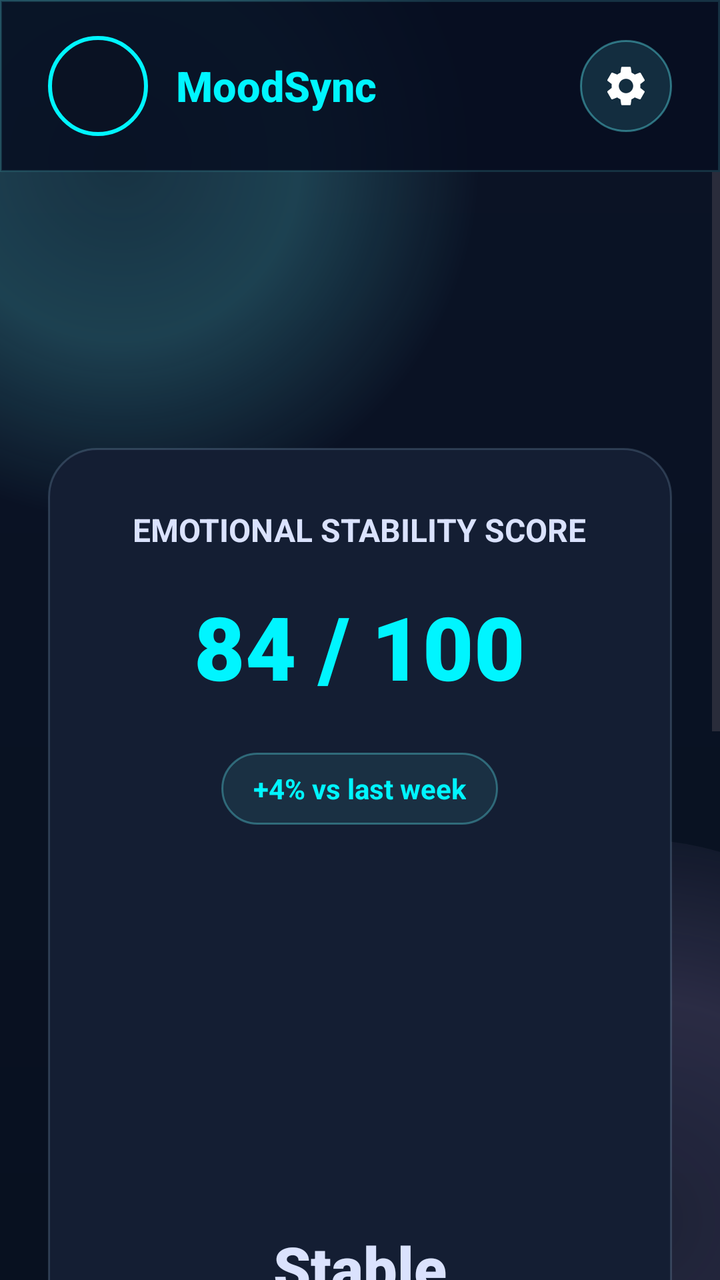
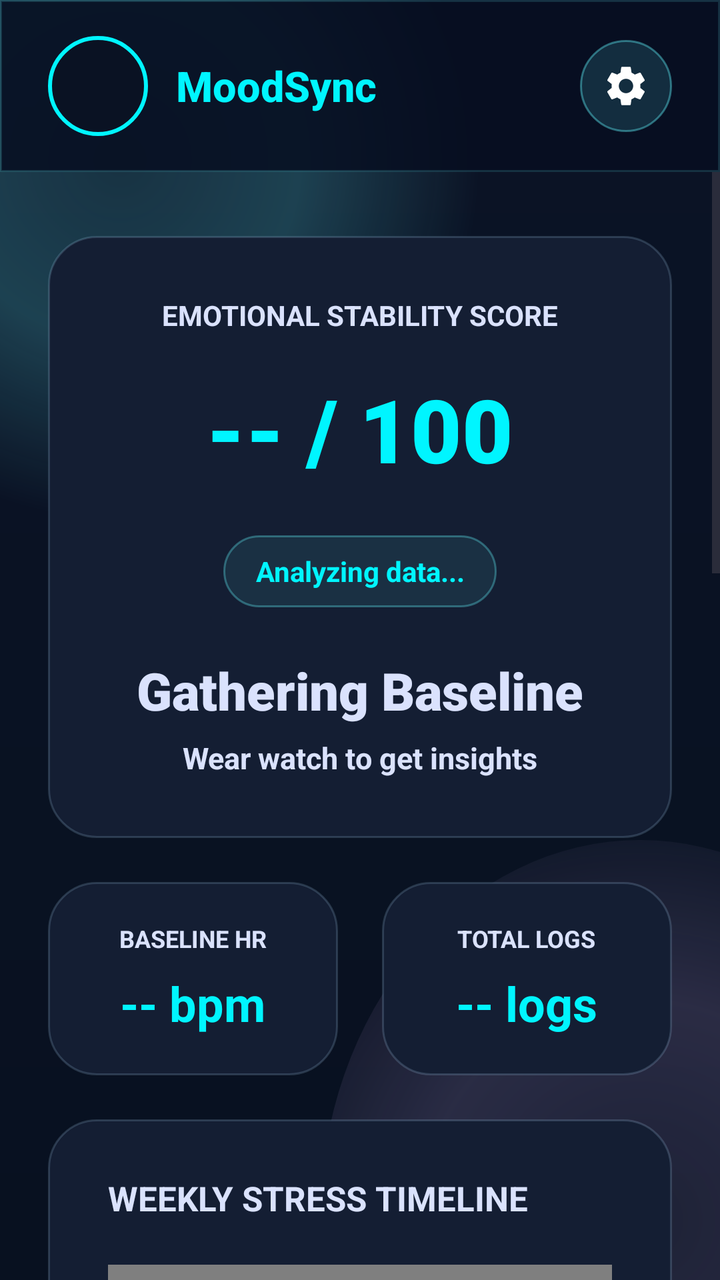

Screens rendered from an Android XML layout before and after an edit, with the pre-edit source and the edit as a unified diff.
<!-- AndroidManifest.xml: application theme Theme.Genzmusicapp -->
<!-- res/layout/screen_wellness.xml -->
<?xml version="1.0" encoding="utf-8"?>
<LinearLayout xmlns:android="http://schemas.android.com/apk/res/android"
    android:layout_width="match_parent"
    android:layout_height="match_parent"
    android:background="@drawable/bg_app"
    android:orientation="vertical">

    <include layout="@layout/view_topbar" />

    <ScrollView
        android:layout_width="match_parent"
        android:layout_height="0dp"
        android:layout_weight="1"
        android:fillViewport="true"
        android:overScrollMode="never">

        <LinearLayout
            android:layout_width="match_parent"
            android:layout_height="wrap_content"
            android:orientation="vertical"
            android:paddingStart="24dp"
            android:paddingTop="138dp"
            android:paddingEnd="24dp"
            android:paddingBottom="116dp">

            <LinearLayout
                android:layout_width="match_parent"
                android:layout_height="486dp"
                android:background="@drawable/glass_panel"
                android:gravity="center_horizontal"
                android:orientation="vertical"
                android:padding="30dp">

                <TextView
                    android:id="@+id/wellnessScoreValue"
                    android:layout_width="wrap_content"
                    android:layout_height="wrap_content"
                    android:text="EMOTIONAL STABILITY SCORE"
                    android:textColor="@color/mood_text"
                    android:textSize="16sp"
                    android:textStyle="bold" />

                <TextView
                    android:layout_width="wrap_content"
                    android:layout_height="wrap_content"
                    android:layout_marginTop="18dp"
                    android:fontFamily="sans-serif-black"
                    android:text="84 / 100"
                    android:textColor="@color/mood_cyan"
                    android:textSize="44sp"
                    android:textStyle="bold" />

                <TextView
                    android:layout_width="wrap_content"
                    android:layout_height="36dp"
                    android:layout_marginTop="24dp"
                    android:background="@drawable/chip_bg"
                    android:gravity="center"
                    android:paddingStart="16dp"
                    android:paddingEnd="16dp"
                    android:text="+4% vs last week"
                    android:textColor="@color/mood_cyan"
                    android:textSize="14sp"
                    android:textStyle="bold" />

                <Space
                    android:layout_width="1dp"
                    android:layout_height="0dp"
                    android:layout_weight="1" />

                <TextView
                    android:layout_width="wrap_content"
                    android:layout_height="wrap_content"
                    android:fontFamily="sans-serif-black"
                    android:text="Stable"
                    android:textColor="@color/mood_text"
                    android:textSize="30sp"
                    android:textStyle="bold" />

                <TextView
                    android:layout_width="wrap_content"
                    android:layout_height="wrap_content"
                    android:layout_marginTop="6dp"
                    android:text="Optimal Zone"
                    android:textColor="@color/mood_text"
                    android:textSize="15sp"
                    android:textStyle="bold" />
            </LinearLayout>

            <LinearLayout
                android:layout_width="match_parent"
                android:layout_height="336dp"
                android:layout_marginTop="22dp"
                android:background="@drawable/glass_panel"
                android:orientation="vertical"
                android:paddingStart="30dp"
                android:paddingTop="28dp"
                android:paddingEnd="30dp"
                android:paddingBottom="22dp">

                <LinearLayout
                    android:layout_width="match_parent"
                    android:layout_height="wrap_content"
                    android:gravity="center_vertical"
                    android:orientation="horizontal">

                    <TextView
                        android:layout_width="0dp"
                        android:layout_height="wrap_content"
                        android:layout_weight="1"
                        android:text="WEEKLY STRESS TIMELINE"
                        android:textColor="@color/mood_text"
                        android:textSize="17sp"
                        android:textStyle="bold" />

                    <ImageView
                        android:layout_width="30dp"
                        android:layout_height="30dp"
                        android:contentDescription="More"
                        android:src="@drawable/ic_more" />
                </LinearLayout>

                <com.example.genzmusicapp.StressChartView
                    android:layout_width="match_parent"
                    android:layout_height="0dp"
                    android:layout_marginTop="22dp"
                    android:layout_weight="1" />
            </LinearLayout>
        </LinearLayout>
    </ScrollView>
</LinearLayout>
<!-- res/layout/view_topbar.xml (included above) -->
<?xml version="1.0" encoding="utf-8"?>
<LinearLayout xmlns:android="http://schemas.android.com/apk/res/android"
    android:id="@+id/topbar"
    android:layout_width="match_parent"
    android:layout_height="86dp"
    android:background="@drawable/topbar_bg"
    android:gravity="center_vertical"
    android:orientation="horizontal"
    android:paddingStart="24dp"
    android:paddingEnd="24dp">

    <ImageView
        android:id="@+id/topAvatar"
        android:layout_width="50dp"
        android:layout_height="50dp"
        android:background="@drawable/avatar_ring"
        android:contentDescription="@string/profile_image"
        android:padding="3dp"
        android:scaleType="centerCrop" />

    <TextView
        android:id="@+id/topBrand"
        android:layout_width="0dp"
        android:layout_height="wrap_content"
        android:layout_marginStart="14dp"
        android:layout_weight="1"
        android:fontFamily="sans-serif-medium"
        android:text="@string/brand_short"
        android:textColor="@color/mood_cyan"
        android:textSize="21sp"
        android:textStyle="bold" />

    <ImageButton
        android:id="@+id/settingsButton"
        android:layout_width="46dp"
        android:layout_height="46dp"
        android:background="@drawable/circle_cyan"
        android:contentDescription="Settings"
        android:padding="11dp"
        android:src="@drawable/ic_settings" />
</LinearLayout>
<!-- resources referenced by this layout -->
<resources>
  <color name="mood_cyan">#00f5ff</color>
  <color name="mood_text">#dae2fd</color>
  <!-- drawable avatar_ring (drawable) -->
  <?xml version="1.0" encoding="utf-8"?>
  <shape xmlns:android="http://schemas.android.com/apk/res/android" android:shape="oval">
      <solid android:color="#0A1223" />
      <stroke android:width="2dp" android:color="@color/mood_cyan" />
  </shape>
  <!-- drawable chip_bg (drawable) -->
  <?xml version="1.0" encoding="utf-8"?>
  <shape xmlns:android="http://schemas.android.com/apk/res/android" android:shape="rectangle">
      <solid android:color="#1463F7FF" />
      <stroke android:width="1dp" android:color="#5263F7FF" />
      <corners android:radius="999dp" />
      <padding
          android:bottom="8dp"
          android:left="14dp"
          android:right="14dp"
          android:top="8dp" />
  </shape>
  <!-- drawable circle_cyan (drawable) -->
  <?xml version="1.0" encoding="utf-8"?>
  <shape xmlns:android="http://schemas.android.com/apk/res/android" android:shape="oval">
      <solid android:color="#2263F7FF" />
      <stroke android:width="1dp" android:color="#6663F7FF" />
  </shape>
  <!-- drawable glass_panel (drawable) -->
  <?xml version="1.0" encoding="utf-8"?>
  <shape xmlns:android="http://schemas.android.com/apk/res/android" android:shape="rectangle">
      <solid android:color="#141E33" />
      <stroke android:width="1dp" android:color="#2FB5DCFF" />
      <corners android:radius="24dp" />
      <padding
          android:bottom="1dp"
          android:left="1dp"
          android:right="1dp"
          android:top="1dp" />
  </shape>
  <!-- drawable ic_more (drawable) -->
  <vector xmlns:android="http://schemas.android.com/apk/res/android"
      android:width="24dp"
      android:height="24dp"
      android:viewportWidth="24"
      android:viewportHeight="24">
      <path android:fillColor="@color/mood_text" android:pathData="M6,10a2,2 0,1 0,0,4 2,2 0,0 0,0,-4zM12,10a2,2 0,1 0,0,4 2,2 0,0 0,0,-4zM18,10a2,2 0,1 0,0,4 2,2 0,0 0,0,-4z" />
  </vector>
  <!-- drawable topbar_bg (drawable) -->
  <?xml version="1.0" encoding="utf-8"?>
  <shape xmlns:android="http://schemas.android.com/apk/res/android" android:shape="rectangle">
      <solid android:color="#D8060E20" />
      <stroke android:width="1dp" android:color="#2463F7FF" />
  </shape>
  <string name="brand_short">MoodSync</string>
  <string name="profile_image">Profile image</string>
  <style name="Theme.Genzmusicapp" parent="Base.Theme.Genzmusicapp" />
  <color name="mood_background">#0b1326</color>
  <style name="Base.Theme.Genzmusicapp" parent="Theme.Material3.DayNight.NoActionBar">
          
          
      </style>
  <!-- unchanged entries left out for length: 2 -->
</resources>

<!-- the commit's change to res/layout/screen_wellness.xml (unified diff, before → after) -->
@@ -19,38 +19,40 @@
             android:layout_height="wrap_content"
             android:orientation="vertical"
             android:paddingStart="24dp"
-            android:paddingTop="138dp"
+            android:paddingTop="32dp"
             android:paddingEnd="24dp"
             android:paddingBottom="116dp">
 
-            <LinearLayout
-                android:layout_width="match_parent"
-                android:layout_height="486dp"
+            
+            <LinearLayout
+                android:layout_width="match_parent"
+                android:layout_height="wrap_content"
                 android:background="@drawable/glass_panel"
                 android:gravity="center_horizontal"
                 android:orientation="vertical"
                 android:padding="30dp">
 
                 <TextView
-                    android:id="@+id/wellnessScoreValue"
                     android:layout_width="wrap_content"
                     android:layout_height="wrap_content"
                     android:text="EMOTIONAL STABILITY SCORE"
                     android:textColor="@color/mood_text"
-                    android:textSize="16sp"
-                    android:textStyle="bold" />
-
-                <TextView
+                    android:textSize="14sp"
+                    android:textStyle="bold" />
+
+                <TextView
+                    android:id="@+id/tvEmotionalScoreValue"
                     android:layout_width="wrap_content"
                     android:layout_height="wrap_content"
                     android:layout_marginTop="18dp"
                     android:fontFamily="sans-serif-black"
-                    android:text="84 / 100"
+                    android:text="-- / 100"
                     android:textColor="@color/mood_cyan"
                     android:textSize="44sp"
                     android:textStyle="bold" />
 
                 <TextView
+                    android:id="@+id/tvEmotionalScoreTrend"
                     android:layout_width="wrap_content"
                     android:layout_height="36dp"
                     android:layout_marginTop="24dp"
@@ -58,35 +60,103 @@
                     android:gravity="center"
                     android:paddingStart="16dp"
                     android:paddingEnd="16dp"
-                    android:text="+4% vs last week"
+                    android:text="Analyzing data..."
                     android:textColor="@color/mood_cyan"
                     android:textSize="14sp"
                     android:textStyle="bold" />
 
-                <Space
-                    android:layout_width="1dp"
-                    android:layout_height="0dp"
-                    android:layout_weight="1" />
-
-                <TextView
-                    android:layout_width="wrap_content"
-                    android:layout_height="wrap_content"
+                <TextView
+                    android:id="@+id/tvEmotionalScoreLabel"
+                    android:layout_width="wrap_content"
+                    android:layout_height="wrap_content"
+                    android:layout_marginTop="24dp"
                     android:fontFamily="sans-serif-black"
-                    android:text="Stable"
+                    android:text="Gathering Baseline"
                     android:textColor="@color/mood_text"
-                    android:textSize="30sp"
-                    android:textStyle="bold" />
-
-                <TextView
+                    android:textSize="26sp"
+                    android:textStyle="bold" />
+
+                <TextView
+                    android:id="@+id/tvEmotionalScoreSubLabel"
                     android:layout_width="wrap_content"
                     android:layout_height="wrap_content"
                     android:layout_marginTop="6dp"
-                    android:text="Optimal Zone"
+                    android:text="Wear watch to get insights"
                     android:textColor="@color/mood_text"
                     android:textSize="15sp"
                     android:textStyle="bold" />
             </LinearLayout>
 
+            
+            <LinearLayout
+                android:layout_width="match_parent"
+                android:layout_height="wrap_content"
+                android:layout_marginTop="22dp"
+                android:orientation="horizontal"
+                android:baselineAligned="false">
+                
+                
+                <LinearLayout
+                    android:layout_width="0dp"
+                    android:layout_height="match_parent"
+                    android:layout_weight="1"
+                    android:layout_marginEnd="11dp"
+                    android:background="@drawable/glass_panel"
+                    android:orientation="vertical"
+                    android:padding="20dp"
+                    android:gravity="center">
+                    
+                    <TextView
+                        android:layout_width="wrap_content"
+                        android:layout_height="wrap_content"
+                        android:text="BASELINE HR"
+                        android:textColor="@color/mood_text"
+                        android:textSize="12sp"
+                        android:textStyle="bold" />
+                        
+                    <TextView
+                        android:id="@+id/tvBaselineHR"
+                        android:layout_width="wrap_content"
+                        android:layout_height="wrap_content"
+                        android:layout_marginTop="8dp"
+                        android:text="-- bpm"
+                        android:textColor="@color/mood_cyan"
+                        android:textSize="24sp"
+                        android:textStyle="bold" />
+                </LinearLayout>
+
+                
+                <LinearLayout
+                    android:layout_width="0dp"
+                    android:layout_height="match_parent"
+                    android:layout_weight="1"
+                    android:layout_marginStart="11dp"
+                    android:background="@drawable/glass_panel"
+                    android:orientation="vertical"
+                    android:padding="20dp"
+                    android:gravity="center">
+                    
+                    <TextView
+                        android:layout_width="wrap_content"
+                        android:layout_height="wrap_content"
+                        android:text="TOTAL LOGS"
+                        android:textColor="@color/mood_text"
+                        android:textSize="12sp"
+                        android:textStyle="bold" />
+                        
+                    <TextView
+                        android:id="@+id/tvWeeklyLogs"
+                        android:layout_width="wrap_content"
+                        android:layout_height="wrap_content"
+                        android:layout_marginTop="8dp"
+                        android:text="-- logs"
+                        android:textColor="@color/mood_cyan"
+                        android:textSize="24sp"
+                        android:textStyle="bold" />
+                </LinearLayout>
+            </LinearLayout>
+
+            
             <LinearLayout
                 android:layout_width="match_parent"
                 android:layout_height="336dp"
@@ -112,20 +182,92 @@
                         android:textColor="@color/mood_text"
                         android:textSize="17sp"
                         android:textStyle="bold" />
-
-                    <ImageView
-                        android:layout_width="30dp"
-                        android:layout_height="30dp"
-                        android:contentDescription="More"
-                        android:src="@drawable/ic_more" />
                 </LinearLayout>
 
                 <com.example.genzmusicapp.StressChartView
+                    android:id="@+id/stressChart"
                     android:layout_width="match_parent"
                     android:layout_height="0dp"
                     android:layout_marginTop="22dp"
                     android:layout_weight="1" />
             </LinearLayout>
+
+            
+            <LinearLayout
+                android:layout_width="match_parent"
+                android:layout_height="wrap_content"
+                android:layout_marginTop="22dp"
+                android:background="@drawable/glass_panel"
+                android:orientation="vertical"
+                android:padding="30dp">
+
+                <TextView
+                    android:layout_width="match_parent"
+                    android:layout_height="wrap_content"
+                    android:text="MOOD DISTRIBUTION"
+                    android:textColor="@color/mood_text"
+                    android:textSize="17sp"
+                    android:textStyle="bold" />
+
+                <TextView
+                    android:id="@+id/tvMoodDistribution"
+                    android:layout_width="match_parent"
+                    android:layout_height="wrap_content"
+                    android:layout_marginTop="16dp"
+                    android:text="Not enough data yet."
+                    android:textColor="@color/mood_text_muted"
+                    android:textSize="16sp"
+                    android:lineSpacingExtra="4dp"/>
+            </LinearLayout>
+
+            
+            <LinearLayout
+                android:layout_width="match_parent"
+                android:layout_height="wrap_content"
+                android:layout_marginTop="22dp"
+                android:background="@drawable/glass_panel_rounded_32"
+                android:orientation="vertical"
+                android:padding="30dp">
+
+                <LinearLayout
+                    android:layout_width="match_parent"
+                    android:layout_height="wrap_content"
+                    android:background="@drawable/recommend_inner_stroke"
+                    android:gravity="center_vertical"
+                    android:orientation="vertical"
+                    android:padding="30dp">
+
+                    <TextView
+                        android:layout_width="wrap_content"
+                        android:layout_height="wrap_content"
+                        android:text="AI WELLNESS INSIGHT"
+                        android:textColor="@color/mood_cyan"
+                        android:textSize="13sp"
+                        android:textStyle="bold" />
+
+                    <TextView
+                        android:id="@+id/tvExplainableAnalysisTitle"
+                        android:layout_width="match_parent"
+                        android:layout_height="wrap_content"
+                        android:layout_marginTop="24dp"
+                        android:fontFamily="sans-serif-black"
+                        android:text="Analyzing Patterns..."
+                        android:textColor="@color/mood_text"
+                        android:textSize="32sp"
+                        android:textStyle="bold" />
+
+                    <TextView
+                        android:id="@+id/tvExplainableAnalysisDesc"
+                        android:layout_width="match_parent"
+                        android:layout_height="wrap_content"
+                        android:layout_marginTop="16dp"
+                        android:lineSpacingExtra="5dp"
+                        android:text="Keep wearing your watch to accumulate baseline data. Explainable AI insights require at least a few hours of heart rate patterns."
+                        android:textColor="@color/mood_text"
+                        android:textSize="18sp" />
+                </LinearLayout>
+            </LinearLayout>
+
         </LinearLayout>
     </ScrollView>
 </LinearLayout>
<!-- resource entries referenced after the edit -->
@@ -2,6 +2,7 @@
 <resources>
   <color name="mood_cyan">#00f5ff</color>
   <color name="mood_text">#dae2fd</color>
+  <color name="mood_text_muted">#b9caca</color>
   <!-- drawable avatar_ring (drawable) -->
   <?xml version="1.0" encoding="utf-8"?>
   <shape xmlns:android="http://schemas.android.com/apk/res/android" android:shape="oval">
@@ -38,14 +39,20 @@
           android:right="1dp"
           android:top="1dp" />
   </shape>
-  <!-- drawable ic_more (drawable) -->
-  <vector xmlns:android="http://schemas.android.com/apk/res/android"
-      android:width="24dp"
-      android:height="24dp"
-      android:viewportWidth="24"
-      android:viewportHeight="24">
-      <path android:fillColor="@color/mood_text" android:pathData="M6,10a2,2 0,1 0,0,4 2,2 0,0 0,0,-4zM12,10a2,2 0,1 0,0,4 2,2 0,0 0,0,-4zM18,10a2,2 0,1 0,0,4 2,2 0,0 0,0,-4z" />
-  </vector>
+  <!-- drawable glass_panel_rounded_32 (drawable) -->
+  <?xml version="1.0" encoding="utf-8"?>
+  <shape xmlns:android="http://schemas.android.com/apk/res/android" android:shape="rectangle">
+      <solid android:color="#15233A" />
+      <stroke android:width="1dp" android:color="#35B5DCFF" />
+      <corners android:radius="32dp" />
+  </shape>
+  <!-- drawable recommend_inner_stroke (drawable) -->
+  <?xml version="1.0" encoding="utf-8"?>
+  <shape xmlns:android="http://schemas.android.com/apk/res/android" android:shape="rectangle">
+      <solid android:color="#00000000" />
+      <stroke android:width="1dp" android:color="#38B5DCFF" />
+      <corners android:radius="22dp" />
+  </shape>
   <!-- drawable topbar_bg (drawable) -->
   <?xml version="1.0" encoding="utf-8"?>
   <shape xmlns:android="http://schemas.android.com/apk/res/android" android:shape="rectangle">
